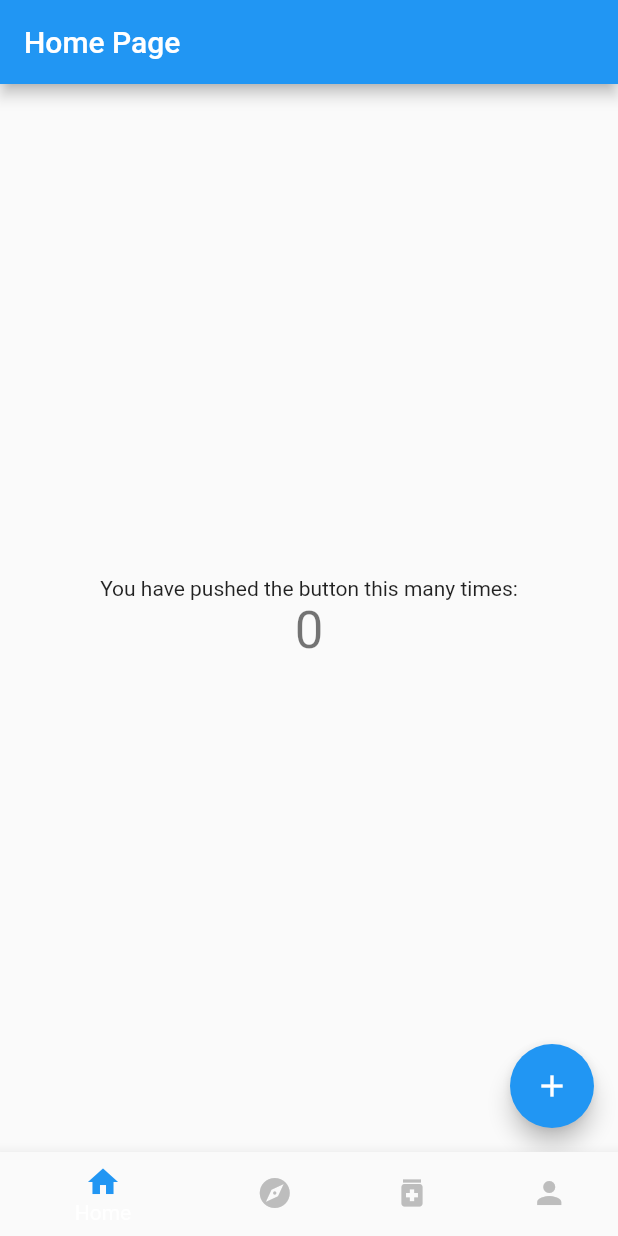
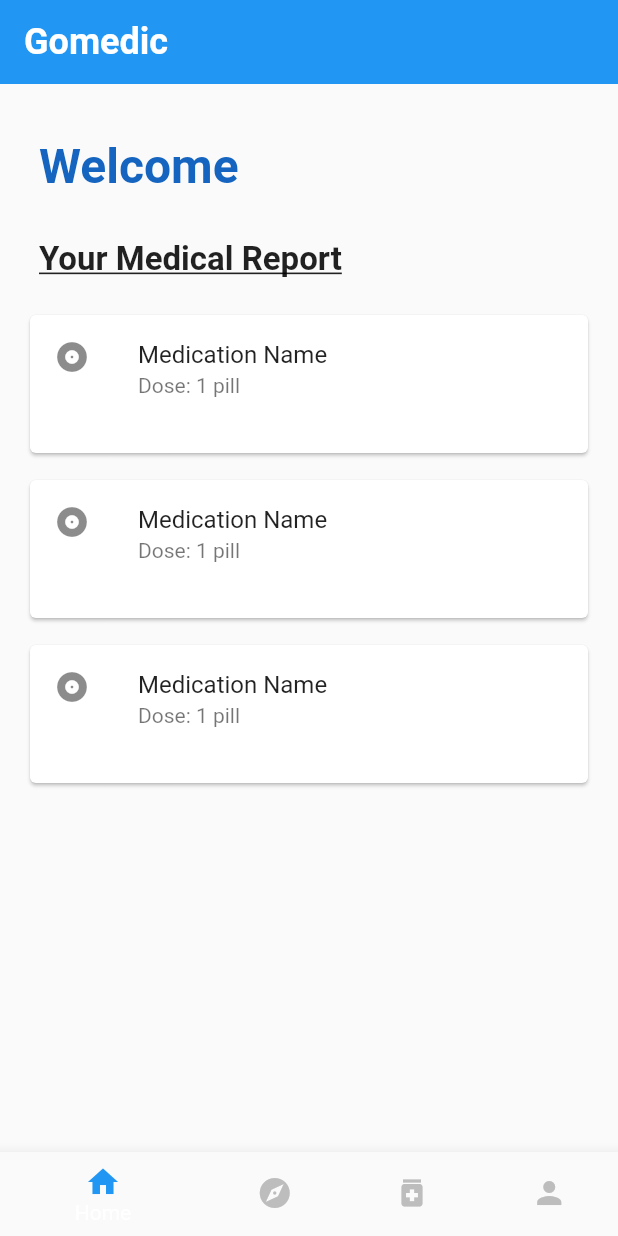
Before and after one commit to navaneethkulal8/hacktofuturehealthcare, a Flutter app: the screen it shows after launch, on a phone screen of 412 x 824 dp. Run offline on Flutter 3.47's test engine with Material 2 defaults, Android fonts, the light colour scheme and no system bars.

Commit message:
home page integration

```diff
--- a/lib/main.dart
+++ b/lib/main.dart
@@ -71,38 +71,102 @@ class HomePage extends StatefulWidget {
 }
 
 class _HomePageState extends State<HomePage> {
-  int _counter = 0;
-
-  void _incrementCounter() {
-    setState(() {
-      _counter++;
-    });
-  }
-
   @override
   Widget build(BuildContext context) {
     return Scaffold(
       appBar: AppBar(
-        title: Text('Home Page'),
+        title: Text(
+          'Gomedic',
+          style: TextStyle(
+            color: Colors.white,
+            fontSize: 24,
+            fontWeight: FontWeight.bold,
+          ),
+        ),
+        backgroundColor: Colors.blue,
+        elevation: 0,
       ),
-      body: Center(
-        child: Column(
-          mainAxisAlignment: MainAxisAlignment.center,
-          children: <Widget>[
-            Text(
-              'You have pushed the button this many times:',
-            ),
-            Text(
-              '$_counter',
-              style: Theme.of(context).textTheme.headline4,
-            ),
-          ],
+      body: SingleChildScrollView(
+        child: Padding(
+          padding: const EdgeInsets.all(16.0),
+          child: Column(
+            crossAxisAlignment: CrossAxisAlignment.start,
+            children: [
+              SizedBox(height: 20),
+              Padding(
+                padding: const EdgeInsets.symmetric(horizontal: 10),
+                child: Text(
+                  'Welcome',
+                  style: TextStyle(
+                    fontSize: 32,
+                    fontWeight: FontWeight.bold,
+                    color: Colors.blue[800],
+                  ),
+                ),
+              ),
+              SizedBox(height: 30),
+              Padding(
+                padding: const EdgeInsets.symmetric(horizontal: 10),
+                child: Text(
+                  'Your Medical Report',
+                  style: TextStyle(
+                    fontSize: 22,
+                    fontWeight: FontWeight.bold,
+                    decoration: TextDecoration.underline,
+                  ),
+                ),
+              ),
+              SizedBox(height: 20),
+              SizedBox(
+                height: 100,
+                child: Card(
+                  child: Column(
+                    mainAxisSize: MainAxisSize.min,
+                    children: <Widget>[
+                      ListTile(
+                        leading: Icon(Icons.album),
+                        title: Text('Medication Name'),
+                        subtitle: Text('Dose: 1 pill'),
+                      ),
+                    ],
+                  ),
+                ),
+              ),
+              SizedBox(height: 10),
+              SizedBox(
+                height: 100,
+                child: Card(
+                  child: Column(
+                    mainAxisSize: MainAxisSize.min,
+                    children: <Widget>[
+                      ListTile(
+                        leading: Icon(Icons.album),
+                        title: Text('Medication Name'),
+                        subtitle: Text('Dose: 1 pill'),
+                      ),
+                    ],
+                  ),
+                ),
+              ),
+              SizedBox(height: 10),
+              SizedBox(
+                height: 100,
+                child: Card(
+                  child: Column(
+                    mainAxisSize: MainAxisSize.min,
+                    children: <Widget>[
+                      ListTile(
+                        leading: Icon(Icons.album),
+                        title: Text('Medication Name'),
+                        subtitle: Text('Dose: 1 pill'),
+                      ),
+                    ],
+                  ),
+                ),
+              ),
+            ],
+          ),
         ),
-      ),
-      floatingActionButton: FloatingActionButton(
-        onPressed: _incrementCounter,
-        tooltip: 'Increment',
-        child: Icon(Icons.add),
       ),
     );
   }
```
